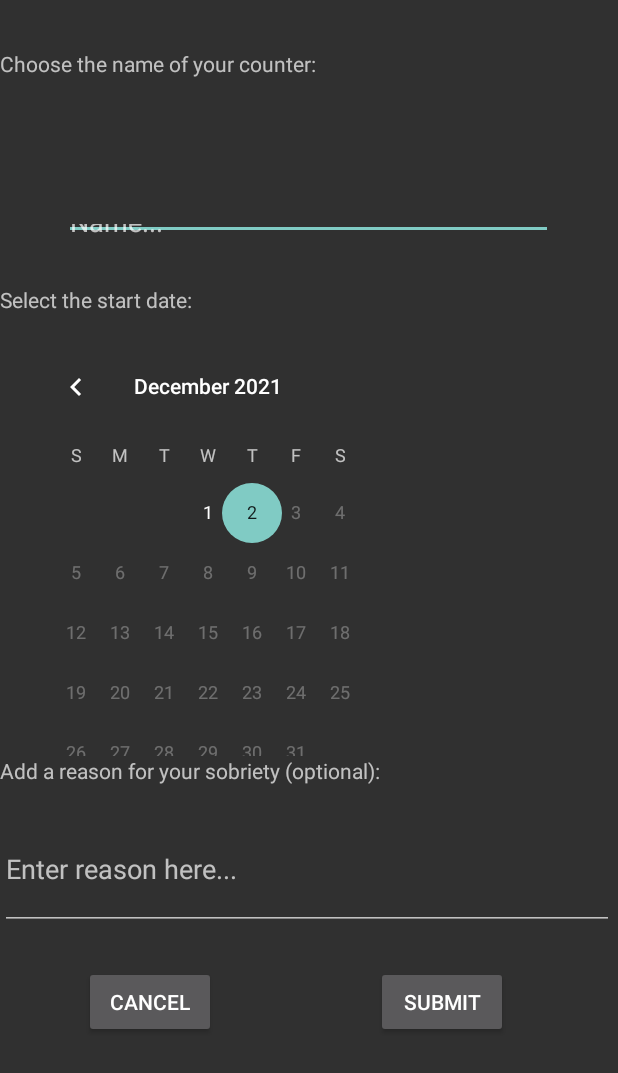
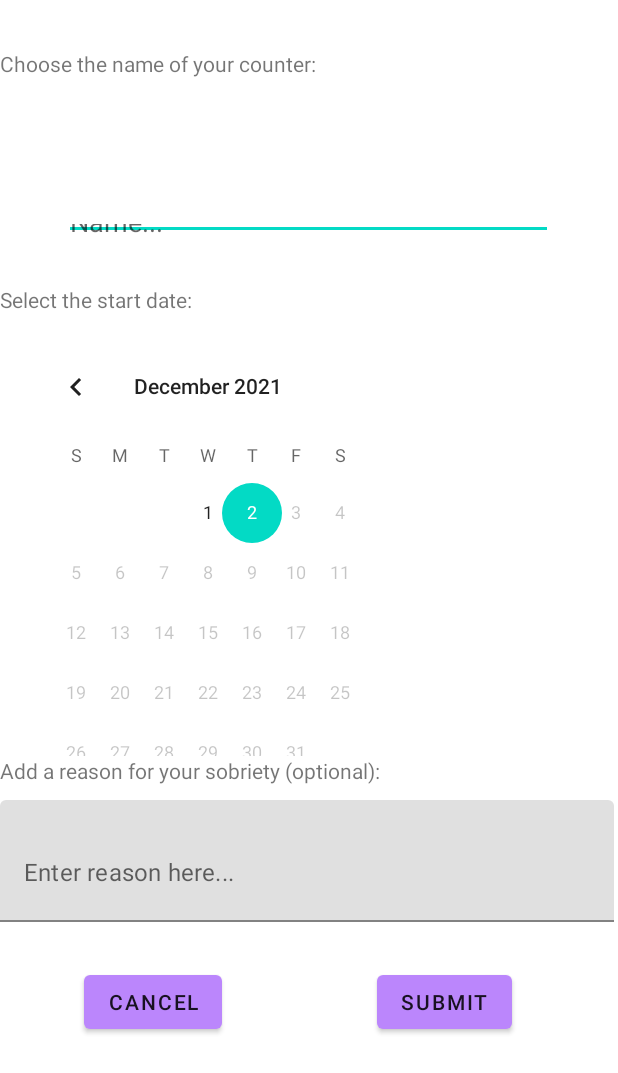
Before and after one commit to orange-elephant/Sobriety, an Android app: the AddCounterActivity screen opened directly, with no data from a screen before it, on a phone screen of 412 x 824 dp. Shown: the top 1073 px of the screen. Run offline under Robolectric (Android 15) with nearby library versions, the phone set to English and light mode, and no system bars.

Commit message:
Add basic support for light/ dark mode.

```diff
--- a/app/src/main/AndroidManifest.xml
+++ b/app/src/main/AndroidManifest.xml
@@ -8,7 +8,7 @@
         android:label="Sobriety"
         android:roundIcon="@mipmap/app_logo"
         android:supportsRtl="true"
-        android:theme="@style/Theme.AppCompat.NoActionBar">
+        android:theme="@style/Theme.MyApplication">
         <activity
             android:name=".activities.AppStartupActivity"
             android:exported="true" >
--- a/app/src/main/res/layout/activity_add_counter.xml
+++ b/app/src/main/res/layout/activity_add_counter.xml
@@ -46,6 +46,7 @@
         android:layout_height="wrap_content"
         android:layout_marginTop="484dp"
         android:onClick="onClickSubmit"
+        android:textColor = "?android:textColorPrimary"
         app:layout_constraintEnd_toEndOf="parent"
         app:layout_constraintHorizontal_bias="0.592"
         app:layout_constraintStart_toEndOf="@+id/AddCounterActivity_cancel"
@@ -66,6 +67,7 @@
         android:layout_marginStart="56dp"
         android:layout_marginTop="484dp"
         android:onClick="onClickCancel"
+        android:textColor = "?android:textColorPrimary"
         app:layout_constraintStart_toStartOf="parent"
         app:layout_constraintTop_toBottomOf="@+id/AddCounterActivity_counter_name_input" />
 
--- a/app/src/main/res/layout/activity_counter_full_view.xml
+++ b/app/src/main/res/layout/activity_counter_full_view.xml
@@ -82,6 +82,7 @@
                     android:layout_marginEnd="32dp"
                     android:layout_marginBottom="36dp"
                     android:onClick="onClickResetCounter"
+                    android:textColor = "?android:textColorPrimary"
                     app:layout_constraintBottom_toBottomOf="parent"
                     app:layout_constraintEnd_toEndOf="parent" />
 
@@ -92,6 +93,7 @@
                     android:layout_marginTop="12dp"
                     android:layout_marginEnd="16dp"
                     android:onClick="onClickDelete"
+                    android:textColor = "?android:textColorPrimary"
                     app:layout_constraintEnd_toEndOf="parent"
                     app:layout_constraintTop_toBottomOf="@+id/refreshCurrentCounterView" />
 
--- a/app/src/main/res/layout/activity_home_screen.xml
+++ b/app/src/main/res/layout/activity_home_screen.xml
@@ -60,6 +60,7 @@
             android:onClick="onClickAddCounter"
             android:textSize="30sp"
             android:textStyle="bold"
+            android:textColor = "?android:textColorPrimary"
             app:layout_constraintBottom_toBottomOf="@id/appNameView"
             app:layout_constraintEnd_toEndOf="@id/appNameView" />
 
--- a/app/src/main/res/values-night/themes.xml
+++ b/app/src/main/res/values-night/themes.xml
@@ -1,8 +1,8 @@
 <resources xmlns:tools="http://schemas.android.com/tools">
     <!-- Base application theme. -->
-    <style name="Theme.MyApplication" parent="Theme.MaterialComponents.DayNight.DarkActionBar">
+    <style name="Theme.MyApplication" parent="Theme.MaterialComponents.DayNight.NoActionBar">
         <!-- Primary brand color. -->
-        <item name="colorPrimary">@color/purple_200</item>
+        <item name="colorPrimary">@color/purple_500</item>
         <item name="colorPrimaryVariant">@color/purple_700</item>
         <item name="colorOnPrimary">@color/black</item>
         <!-- Secondary brand color. -->
--- a/app/src/main/res/values/colors.xml
+++ b/app/src/main/res/values/colors.xml
@@ -5,6 +5,6 @@
     <color name="purple_700">#FF3700B3</color>
     <color name="teal_200">#FF03DAC5</color>
     <color name="teal_700">#FF018786</color>
-    <color name="black">#FF000000</color>
+    <color name="black">#00000000</color>
     <color name="white">#FFFFFFFF</color>
 </resources>
--- a/app/src/main/res/values/themes.xml
+++ b/app/src/main/res/values/themes.xml
@@ -1,8 +1,8 @@
 <resources xmlns:tools="http://schemas.android.com/tools">
     <!-- Base application theme. -->
-    <style name="Theme.MyApplication" parent="Theme.MaterialComponents.DayNight.DarkActionBar">
+    <style name="Theme.MyApplication" parent="Theme.MaterialComponents.DayNight.NoActionBar">
         <!-- Primary brand color. -->
-        <item name="colorPrimary">@color/purple_500</item>
+        <item name="colorPrimary">@color/purple_200</item>
         <item name="colorPrimaryVariant">@color/purple_700</item>
         <item name="colorOnPrimary">@color/white</item>
         <!-- Secondary brand color. -->
@@ -10,7 +10,7 @@
         <item name="colorSecondaryVariant">@color/teal_700</item>
         <item name="colorOnSecondary">@color/black</item>
         <!-- Status bar color. -->
-        <item name="android:statusBarColor" tools:targetApi="l">?attr/colorPrimaryVariant</item>
+        <item name="android:statusBarColor" tools:targetApi="l">?attr/colorPrimary</item>
         <!-- Customize your theme here. -->
     </style>
 </resources>
```
